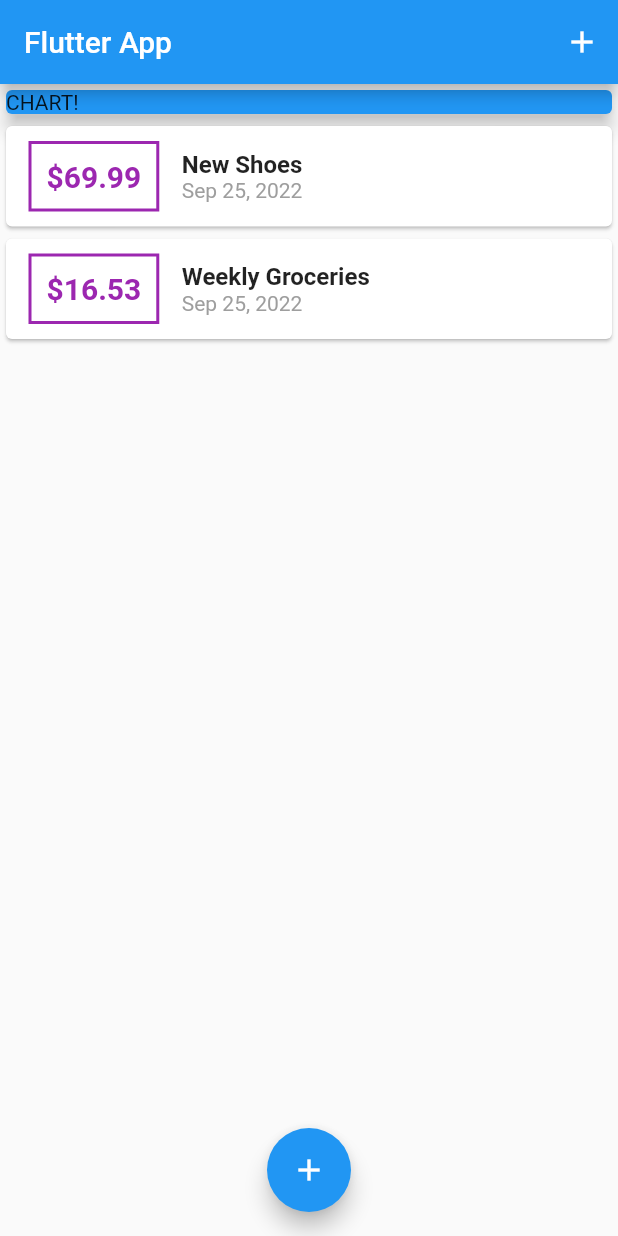
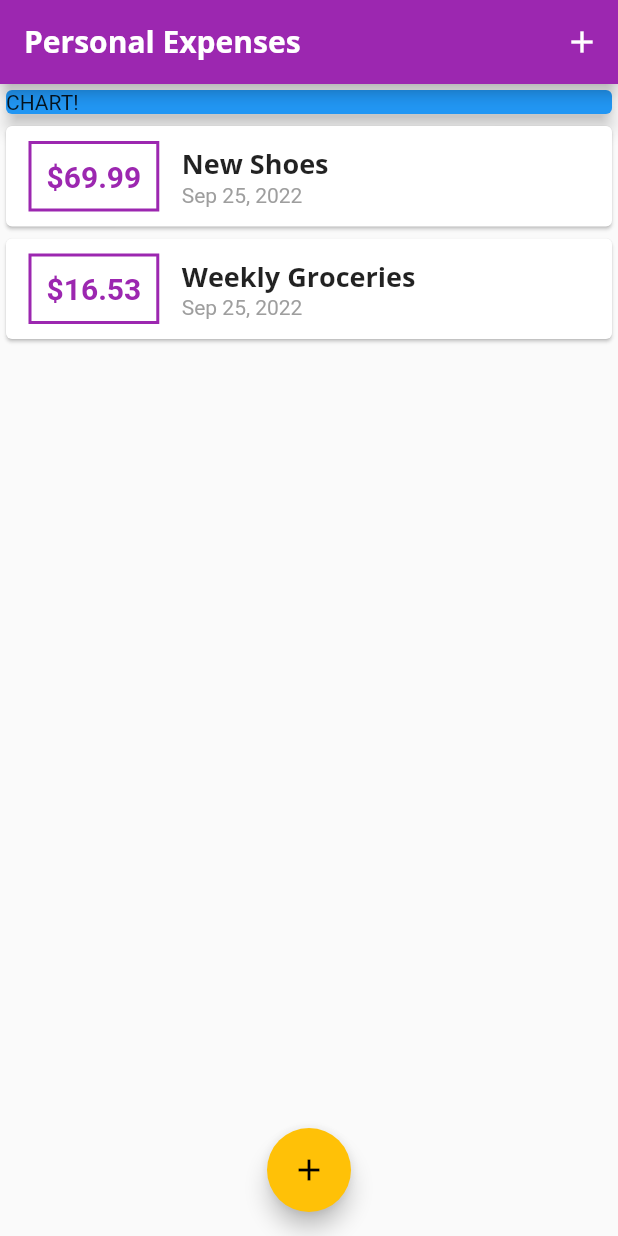
Before and after one commit to kareem0badawy/expenses_app, a Flutter app: the screen it shows after launch, on a phone screen of 412 x 824 dp. Run offline on Flutter 3.47's test engine with Material 2 defaults, Android fonts, the phone set to English and light mode, and no system bars.

Commit message:
add fonts & Updated Text Theme Properties

```diff
--- a/lib/main.dart
+++ b/lib/main.dart
@@ -10,7 +10,27 @@ class MyApp extends StatelessWidget {
   Widget build(BuildContext context) {
     return MaterialApp(
       debugShowCheckedModeBanner: false,
-      title: 'Flutter App',
+      title: 'Personal Expenses',
+      theme: ThemeData(
+        primarySwatch: Colors.purple,
+        accentColor: Colors.amber,
+        fontFamily: 'Quicksand',
+        textTheme: ThemeData.light().textTheme.copyWith(
+              headline6: TextStyle(
+                fontFamily: 'OpenSans',
+                fontSize: 18,
+                fontWeight: FontWeight.bold,
+              ),
+              button: TextStyle(color: Colors.white),
+            ),
+        appBarTheme: AppBarTheme(
+          titleTextStyle: TextStyle(
+            fontFamily: 'OpenSans',
+            fontSize: 20,
+            fontWeight: FontWeight.bold,
+          ),
+        ),
+      ),
       home: MyHomePage(),
     );
   }
@@ -66,7 +86,7 @@ class _MyHomePageState extends State<MyHomePage> {
   Widget build(BuildContext context) {
     return Scaffold(
       appBar: AppBar(
-        title: Text('Flutter App'),
+        title: Text('Personal Expenses'),
         actions: <Widget>[
           IconButton(
             icon: Icon(Icons.add),
--- a/lib/widgets/transaction_list.dart
+++ b/lib/widgets/transaction_list.dart
@@ -24,7 +24,7 @@ class TransactionList extends StatelessWidget {
                   ),
                   decoration: BoxDecoration(
                     border: Border.all(
-                      color: Colors.purple,
+                      color: Theme.of(context).primaryColor,
                       width: 2,
                     ),
                   ),
@@ -34,7 +34,7 @@ class TransactionList extends StatelessWidget {
                     style: TextStyle(
                       fontWeight: FontWeight.bold,
                       fontSize: 20,
-                      color: Colors.purple,
+                      color: Theme.of(context).primaryColor,
                     ),
                   ),
                 ),
@@ -43,14 +43,13 @@ class TransactionList extends StatelessWidget {
                   children: <Widget>[
                     Text(
                       transactions[index].title,
-                      style: TextStyle(
-                        fontSize: 16,
-                        fontWeight: FontWeight.bold,
-                      ),
+                      style: Theme.of(context).textTheme.headline6,
                     ),
                     Text(
                       DateFormat.yMMMd().format(transactions[index].date),
-                      style: TextStyle(color: Colors.grey),
+                      style: TextStyle(
+                        color: Colors.grey,
+                      ),
                     ),
                   ],
                 ),
```
Also changed, not shown: lib/widgets/user_transaction.txt (deleted, +0 -23 lines), pubspec.yaml (+12 -9 lines), assets/fonts/OpenSans-Bold.ttf (added), assets/fonts/OpenSans-Regular.ttf (added), assets/fonts/Quicksand-Bold.ttf (added), assets/fonts/Quicksand-Light.ttf (added), assets/fonts/Quicksand-Medium.ttf (added), assets/fonts/Quicksand-Regular.ttf (added).
